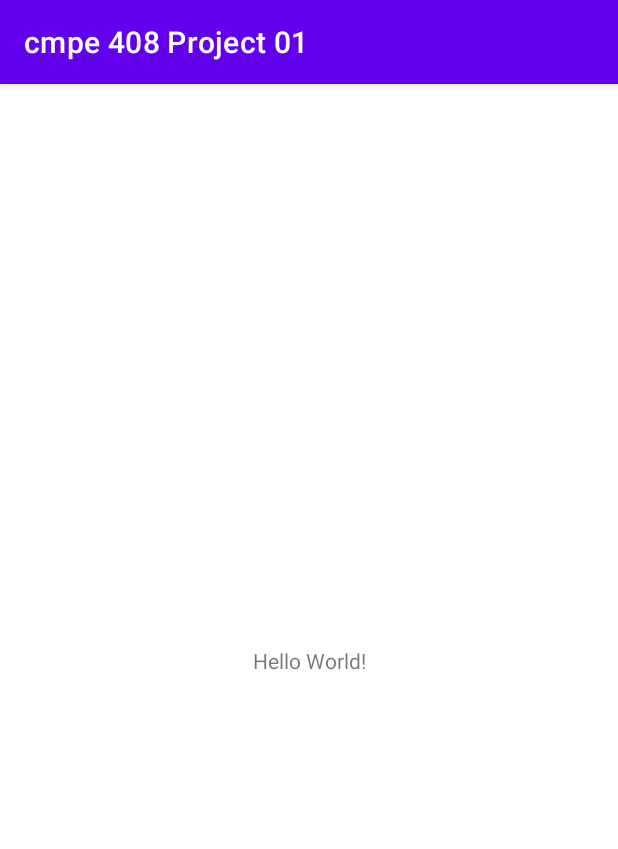
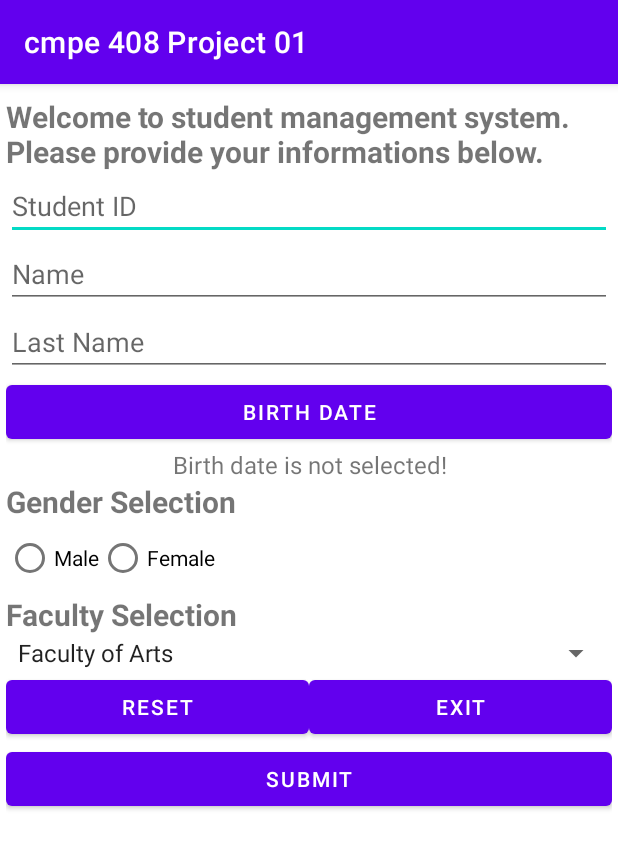
Before and after one commit to JustRelaxable/CMPE-408-Project-01, an Android app: the screen it shows after launch (MainActivity), on a phone screen of 412 x 824 dp. Shown: the top 849 px of the screen. Run offline under Robolectric (Android 15) with nearby library versions, the phone set to English and light mode, and no system bars.

Commit message:
Some layout elements and functionality implemented

```diff
--- a/app/src/main/java/com/rc2/cmpe408project01/MainActivity.java
+++ b/app/src/main/java/com/rc2/cmpe408project01/MainActivity.java
@@ -3,12 +3,25 @@ package com.rc2.cmpe408project01;
 import androidx.appcompat.app.AppCompatActivity;
 
 import android.os.Bundle;
+import android.widget.ArrayAdapter;
+import android.widget.Spinner;
 
 public class MainActivity extends AppCompatActivity {
+
+    String[] facultyList = {"Faculty of Arts","Faculty of Law","Faculty of Engineering"};
 
     @Override
     protected void onCreate(Bundle savedInstanceState) {
         super.onCreate(savedInstanceState);
         setContentView(R.layout.activity_main);
+
+        loadFacultySpinner();
+    }
+
+    private void loadFacultySpinner() {
+        Spinner facultySpinner = findViewById(R.id.faculty_spinner);
+        ArrayAdapter ad = new ArrayAdapter(this, android.R.layout.simple_spinner_item,facultyList);
+        ad.setDropDownViewResource(android.R.layout.simple_spinner_dropdown_item);
+        facultySpinner.setAdapter(ad);
     }
 }
--- a/app/src/main/res/layout/activity_main.xml
+++ b/app/src/main/res/layout/activity_main.xml
@@ -1,18 +1,88 @@
 <?xml version="1.0" encoding="utf-8"?>
-<androidx.constraintlayout.widget.ConstraintLayout xmlns:android="http://schemas.android.com/apk/res/android"
+<LinearLayout xmlns:android="http://schemas.android.com/apk/res/android"
     xmlns:app="http://schemas.android.com/apk/res-auto"
     xmlns:tools="http://schemas.android.com/tools"
     android:layout_width="match_parent"
     android:layout_height="match_parent"
+    android:orientation="vertical"
+    android:paddingTop="8dp"
+    android:paddingLeft="4dp"
+    android:paddingRight="4dp"
     tools:context=".MainActivity">
-
     <TextView
-        android:layout_width="wrap_content"
+        android:layout_width="match_parent"
         android:layout_height="wrap_content"
-        android:text="Hello World!"
-        app:layout_constraintBottom_toBottomOf="parent"
-        app:layout_constraintEnd_toEndOf="parent"
-        app:layout_constraintStart_toStartOf="parent"
-        app:layout_constraintTop_toTopOf="parent" />
-
-</androidx.constraintlayout.widget.ConstraintLayout>
+        android:text="@string/greeting_text"
+        android:textSize="20sp"
+        android:textStyle="bold" />
+    <EditText
+        android:layout_width="match_parent"
+        android:layout_height="wrap_content"
+        android:inputType="number"
+        android:hint="@string/student_id"/>
+    <EditText
+        android:layout_width="match_parent"
+        android:layout_height="wrap_content"
+        android:hint="@string/name"/>
+    <EditText
+        android:layout_width="match_parent"
+        android:layout_height="wrap_content"
+        android:hint="@string/last_name"/>
+    <Button
+        android:layout_width="match_parent"
+        android:layout_height="wrap_content"
+        android:text="@string/birth_date"/>
+    <TextView
+        android:layout_width="match_parent"
+        android:layout_height="wrap_content"
+        android:text="@string/birth_date_not_selected"
+        android:textAlignment="center"
+        android:textSize="16sp"/>
+    <TextView
+        android:layout_width="match_parent"
+        android:layout_height="wrap_content"
+        android:text="@string/gender_selection"
+        android:textSize="20sp"
+        android:textStyle="bold"/>
+    <RadioGroup
+        android:layout_width="match_parent"
+        android:layout_height="wrap_content"
+        android:orientation="horizontal">
+        <RadioButton
+            android:layout_width="wrap_content"
+            android:layout_height="wrap_content"
+            android:text="@string/male"/>
+        <RadioButton
+            android:layout_width="wrap_content"
+            android:layout_height="wrap_content"
+            android:text="@string/female"/>
+    </RadioGroup>
+    <TextView
+        android:layout_width="match_parent"
+        android:layout_height="wrap_content"
+        android:text="@string/faculty_selection"
+        android:textSize="20sp"
+        android:textStyle="bold"/>
+    <Spinner
+        android:id="@+id/faculty_spinner"
+        android:layout_width="match_parent"
+        android:layout_height="wrap_content" />
+    <LinearLayout
+        android:layout_width="match_parent"
+        android:layout_height="wrap_content">
+        <Button
+            android:layout_width="wrap_content"
+            android:layout_height="wrap_content"
+            android:text="@string/reset"
+            android:layout_weight="1"/>
+        <Button
+            android:layout_width="wrap_content"
+            android:layout_height="wrap_content"
+            android:text="@string/exit"
+            android:layout_weight="1"/>
+    </LinearLayout>
+    <Button
+        android:layout_width="match_parent"
+        android:layout_height="wrap_content"
+        android:text="@string/submit"/>
+</LinearLayout>
```
